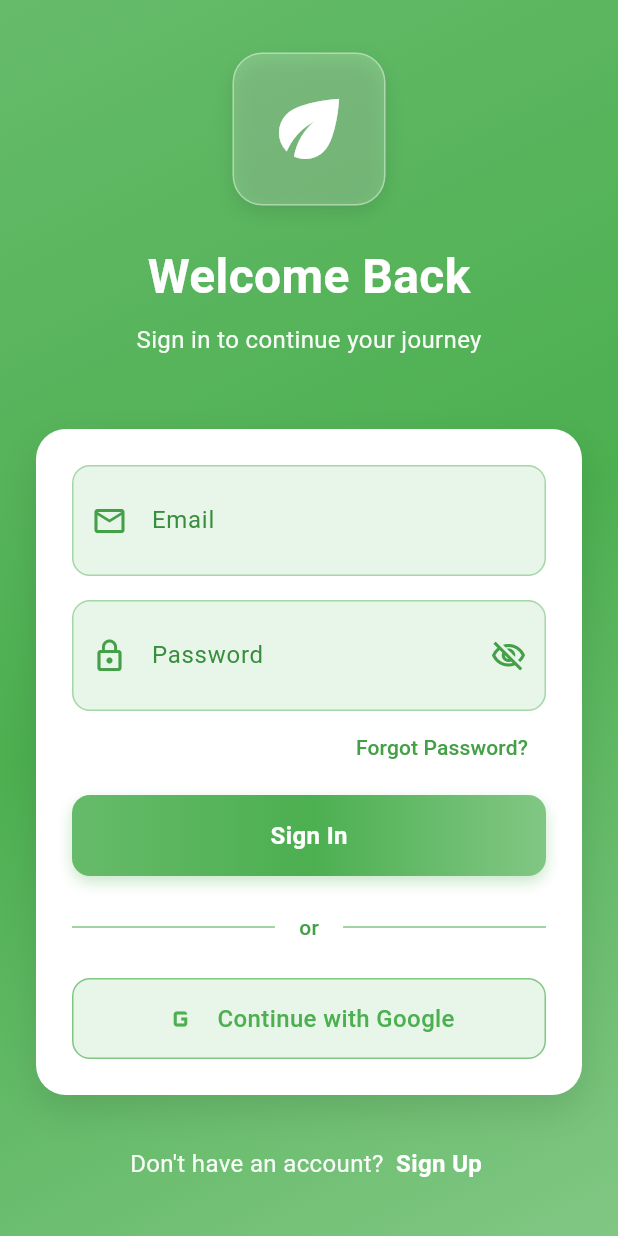
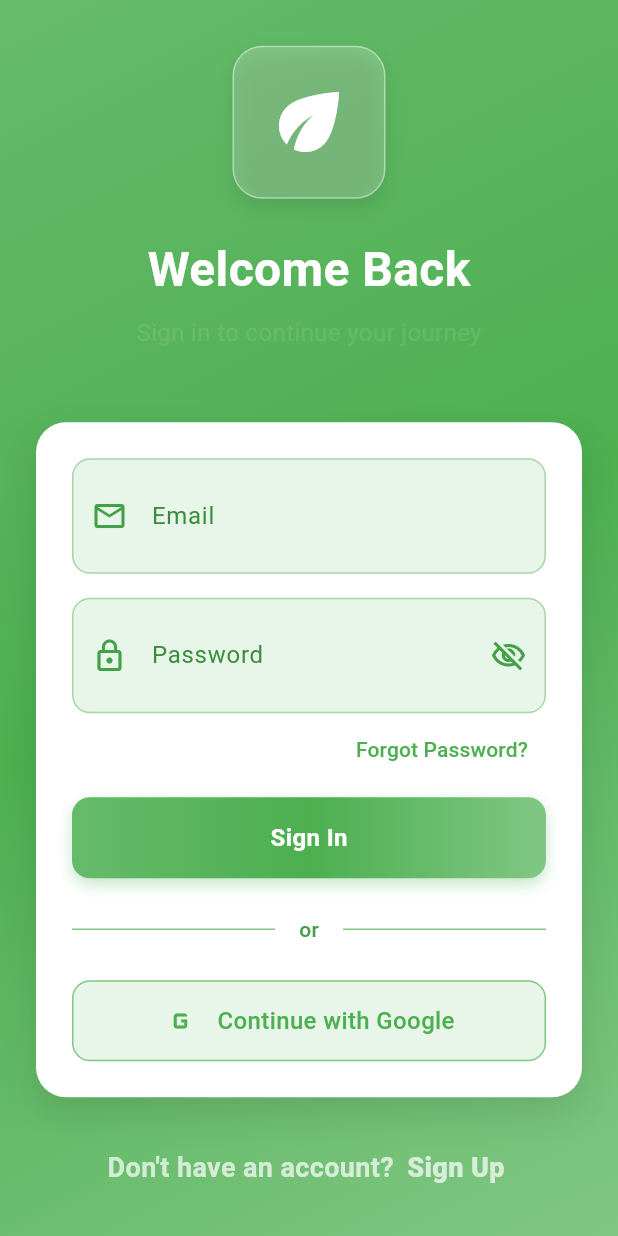
Before and after one commit to Eagleeye1811/udyog-mitra, a Flutter app: the screen it shows after launch, on a phone screen of 412 x 824 dp. Run offline on Flutter 3.47's test engine with Material 3 defaults, Android fonts, the phone set to English and light mode, and no system bars; our stand-ins replace dio, firebase_auth, firebase_core, flutter_riverpod, google_sign_in, image_picker and 1 more; accounts and stored records are empty.

```diff
--- a/app/lib/src/pages/auth/login.dart
+++ b/app/lib/src/pages/auth/login.dart
@@ -1,8 +1,9 @@
 import 'package:flutter/material.dart';
 import 'package:firebase_auth/firebase_auth.dart';
+import 'package:udyogmitra/src/config/themes/app_theme.dart';
+import 'package:udyogmitra/src/config/themes/helpers.dart';
 import 'package:udyogmitra/src/pages/auth/forgot-pass.dart';
 import 'package:udyogmitra/src/services/google_auth_service.dart';
-import 'package:udyogmitra/src/widgets/google_signin_button.dart';
 import 'package:flutter_riverpod/flutter_riverpod.dart';
 import 'package:udyogmitra/src/providers/user_profile_provider.dart';
 
@@ -183,15 +184,15 @@ class _LoginPageState extends ConsumerState<LoginPage>
                       Container(
                         padding: const EdgeInsets.all(20),
                         decoration: BoxDecoration(
-                          color: Colors.white.withOpacity(0.2),
+                          color: Colors.white.withAlpha(51),
                           borderRadius: BorderRadius.circular(20),
                           border: Border.all(
-                            color: Colors.white.withOpacity(0.4),
+                            color: Colors.white.withAlpha(102),
                             width: 1,
                           ),
                           boxShadow: [
                             BoxShadow(
-                              color: Colors.black.withOpacity(0.1),
+                              color: Colors.black.withAlpha(26),
                               blurRadius: 10,
                               offset: const Offset(0, 5),
                             ),
@@ -219,7 +220,7 @@ class _LoginPageState extends ConsumerState<LoginPage>
                         'Sign in to continue your journey',
                         style: TextStyle(
                           fontSize: 16,
-                          color: Colors.white.withOpacity(0.95),
+                          color: Colors.white.withAlpha(24),
                         ),
                       ),
                       const SizedBox(height: 48),
@@ -232,7 +233,7 @@ class _LoginPageState extends ConsumerState<LoginPage>
                           borderRadius: BorderRadius.circular(20),
                           boxShadow: [
                             BoxShadow(
-                              color: Colors.black.withOpacity(0.1),
+                              color: Colors.black.withAlpha(26),
                               blurRadius: 20,
                               offset: const Offset(0, 10),
                             ),
@@ -252,6 +253,7 @@ class _LoginPageState extends ConsumerState<LoginPage>
                               ),
                               child: TextField(
                                 controller: _emailController,
+                                style: context.textStyles.bodyMedium.black(),
                                 decoration: InputDecoration(
                                   labelText: 'Email',
                                   labelStyle: TextStyle(
@@ -281,6 +283,7 @@ class _LoginPageState extends ConsumerState<LoginPage>
                               ),
                               child: TextField(
                                 controller: _passwordController,
+                                style: context.textStyles.bodyMedium.black(),
                                 decoration: InputDecoration(
                                   labelText: 'Password',
                                   labelStyle: TextStyle(
@@ -324,10 +327,7 @@ class _LoginPageState extends ConsumerState<LoginPage>
                                 },
                                 child: Text(
                                   'Forgot Password?',
-                                  style: TextStyle(
-                                    color: Colors.green.shade600,
-                                    fontWeight: FontWeight.w500,
-                                  ),
+                                  style: context.textStyles.labelSmall.green(),
                                 ),
                               ),
                             ),
@@ -521,10 +521,9 @@ class _LoginPageState extends ConsumerState<LoginPage>
                         children: [
                           Text(
                             "Don't have an account? ",
-                            style: TextStyle(
-                              color: Colors.white.withOpacity(0.95),
-                              fontSize: 16,
-                            ),
+                            style: context.textStyles.bodyMedium
+                                .white()
+                                .copyWith(fontWeight: FontWeight.w600),
                           ),
                           GestureDetector(
                             onTap: widget.onToggle,
@@ -533,13 +532,11 @@ class _LoginPageState extends ConsumerState<LoginPage>
                                 horizontal: 4,
                                 vertical: 2,
                               ),
-                              child: const Text(
+                              child: Text(
                                 'Sign Up',
-                                style: TextStyle(
-                                  color: Colors.white,
-                                  fontSize: 16,
-                                  fontWeight: FontWeight.w600,
-                                ),
+                                style: context.textStyles.bodyMedium
+                                    .white()
+                                    .copyWith(fontWeight: FontWeight.w800),
                               ),
                             ),
                           ),
```
Also changed, not shown: app/lib/src/pages/auth/signup.dart (+14 -13 lines), app/lib/src/pages/features/chatbot/chat_bubble.dart (+12 -1 lines), app/lib/src/pages/features/chatbot/chatbot_screen.dart (+22 -7 lines).
